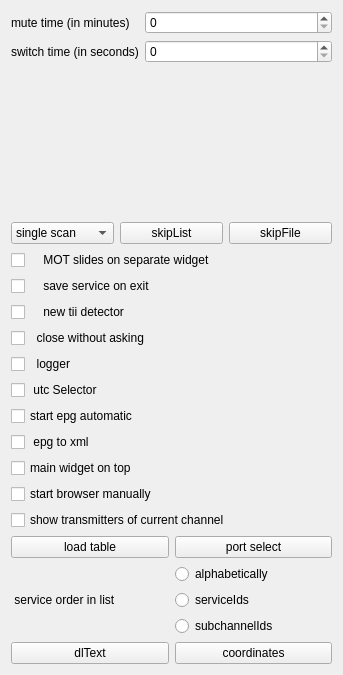
Above: qt-dab-s4/forms-v4/config-helper.ui from JvanKatwijk/qt-dab before the change. Below: the same form after it.
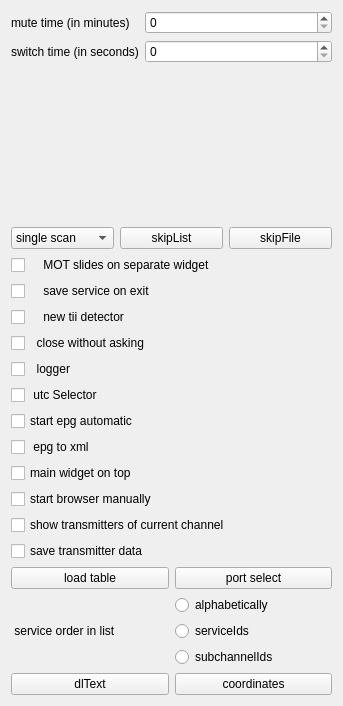
That is the form after the change. Custom widgets are drawn as their Qt base class.

What changed in the file:
```diff
--- a/qt-dab-s4/forms-v4/config-helper.ui
+++ b/qt-dab-s4/forms-v4/config-helper.ui
@@ -7,7 +7,7 @@
     <x>0</x>
     <y>0</y>
     <width>343</width>
-    <height>675</height>
+    <height>706</height>
    </rect>
   </property>
   <property name="windowTitle">
@@ -202,6 +202,16 @@
      </property>
     </widget>
    </item>
+   <item>
+    <widget class="QCheckBox" name="transmSelector">
+     <property name="toolTip">
+      <string>&lt;html&gt;&lt;head/&gt;&lt;body&gt;&lt;p&gt;When this option is set, transmitter data, that is visible on the map, is saved in a &amp;quot;.csv&amp;quot; file.&lt;/p&gt;&lt;p&gt;On starting the http handler, a file menu is shown&lt;/p&gt;&lt;/body&gt;&lt;/html&gt;</string>
+     </property>
+     <property name="text">
+      <string>save transmitter data</string>
+     </property>
+    </widget>
+   </item>
    <item>
     <layout class="QHBoxLayout" name="horizontalLayout_2">
      <item>
```
